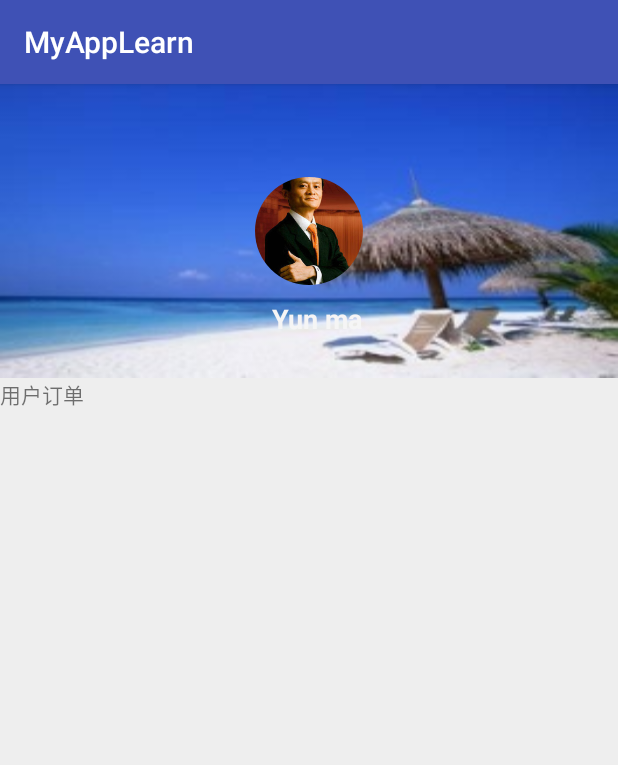
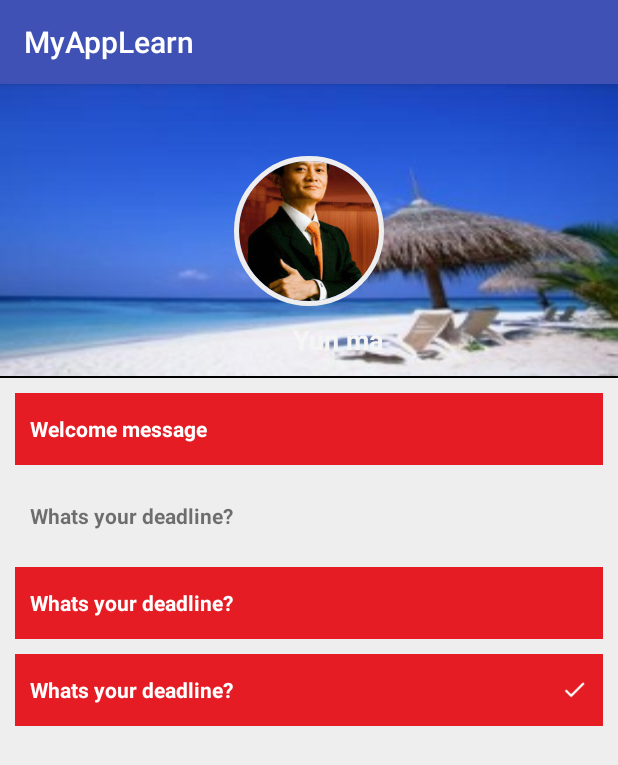
Before and after one commit to 479379222/MyAppLearn, an Android app: the UserActivity screen opened directly, with no data from a screen before it, on a phone screen of 412 x 824 dp. Shown: the top 765 px of the screen. Run offline under Robolectric (Android 15) with nearby library versions, the phone set to English and light mode, and no system bars; our stand-ins replace CircleImageView.

Commit message:
Volley Test

```diff
--- a/app/src/main/res/layout/activity_user.xml
+++ b/app/src/main/res/layout/activity_user.xml
@@ -17,11 +17,12 @@
 
         <de.hdodenhof.circleimageview.CircleImageView
             android:id="@+id/circleUser"
-            android:layout_width="72dp"
-            android:layout_height="72dp"
+            android:layout_width="100dp"
+            android:layout_height="100dp"
             android:layout_centerInParent="true"
             android:src="@mipmap/mayun"
-            app:civ_border_color="@color/light" />
+            app:civ_border_color="@color/light"
+            app:civ_border_width="3dp" />
 
         <TextView
             android:id="@+id/textView15"
@@ -37,17 +38,84 @@
 
     </RelativeLayout>
 
+    <ImageView
+        android:id="@+id/imageView"
+        android:layout_width="fill_parent"
+        android:layout_height="1dp"
+        android:layout_alignBottom="@+id/relativeLayout"
+        android:background="#000000" />
+
     <LinearLayout
         android:layout_width="match_parent"
-        android:layout_height="48dp"
-        android:layout_alignStart="@+id/relativeLayout"
-        android:layout_below="@+id/relativeLayout"
-        android:orientation="horizontal">
+        android:layout_height="match_parent"
+        android:layout_alignParentStart="true"
+        android:layout_below="@+id/imageView"
+        android:orientation="vertical"
+        android:padding="10dp">
 
         <TextView
             android:id="@+id/textView16"
-            android:layout_width="wrap_content"
-            android:layout_height="wrap_content"
-            android:text="用户订单" />
+            android:layout_width="match_parent"
+            android:layout_height="48dp"
+            android:layout_marginBottom="10dp"
+            android:background="@color/colorred500"
+            android:gravity="center_vertical"
+            android:padding="10dp"
+            android:text="Welcome message"
+            android:textColor="#FFFFFF"
+            android:textStyle="bold" />
+
+        <TextView
+            android:id="@+id/textView17"
+            android:layout_width="match_parent"
+            android:layout_height="48dp"
+            android:layout_gravity="center_horizontal"
+            android:layout_marginBottom="10dp"
+            android:gravity="center_vertical"
+            android:padding="10dp"
+            android:singleLine="true"
+            android:text="Whats your deadline?"
+            android:textStyle="bold" />
+
+        <TextView
+            android:id="@+id/textView18"
+            android:layout_width="match_parent"
+            android:layout_height="48dp"
+            android:layout_gravity="center_horizontal"
+            android:layout_marginBottom="10dp"
+            android:background="@color/colorred500"
+            android:gravity="center_vertical"
+            android:padding="10dp"
+            android:text="Whats your deadline?"
+            android:textColor="#FFFFFF"
+            android:textStyle="bold" />
+
+        <LinearLayout
+            android:layout_width="match_parent"
+            android:layout_height="48dp"
+            android:background="@color/colorred500"
+            android:orientation="horizontal">
+
+            <TextView
+                android:id="@+id/textView19"
+                android:layout_width="wrap_content"
+                android:layout_height="48dp"
+                android:layout_marginBottom="10dp"
+                android:background="@color/colorred500"
+                android:gravity="center_vertical"
+                android:padding="10dp"
+                android:layout_weight="1"
+                android:text="Whats your deadline?"
+                android:textColor="#FFFFFF"
+                android:textStyle="bold" />
+
+            <ImageView
+                android:id="@+id/imageView2"
+                android:layout_width="wrap_content"
+                android:layout_height="wrap_content"
+android:paddingRight="10dp"
+                android:layout_gravity="center_vertical"
+                android:src="@mipmap/ic_done_white_18dp" />
+        </LinearLayout>
     </LinearLayout>
 </RelativeLayout>
--- a/app/src/main/res/values/colors.xml
+++ b/app/src/main/res/values/colors.xml
@@ -29,5 +29,8 @@
     <color name="colorIndigo800">#283593</color>
     <color name="colorIndigo900">#1a237e</color>
 
+    <color name="colorred400">#E84e40</color>
+    <color name="colorred500">#E51c23</color>
+    <color name="colorred600">#dd191d</color>
 
 </resources>
```
Also changed, not shown: app/src/main/res/mipmap-xhdpi/ic_done_white_18dp.png (added).
